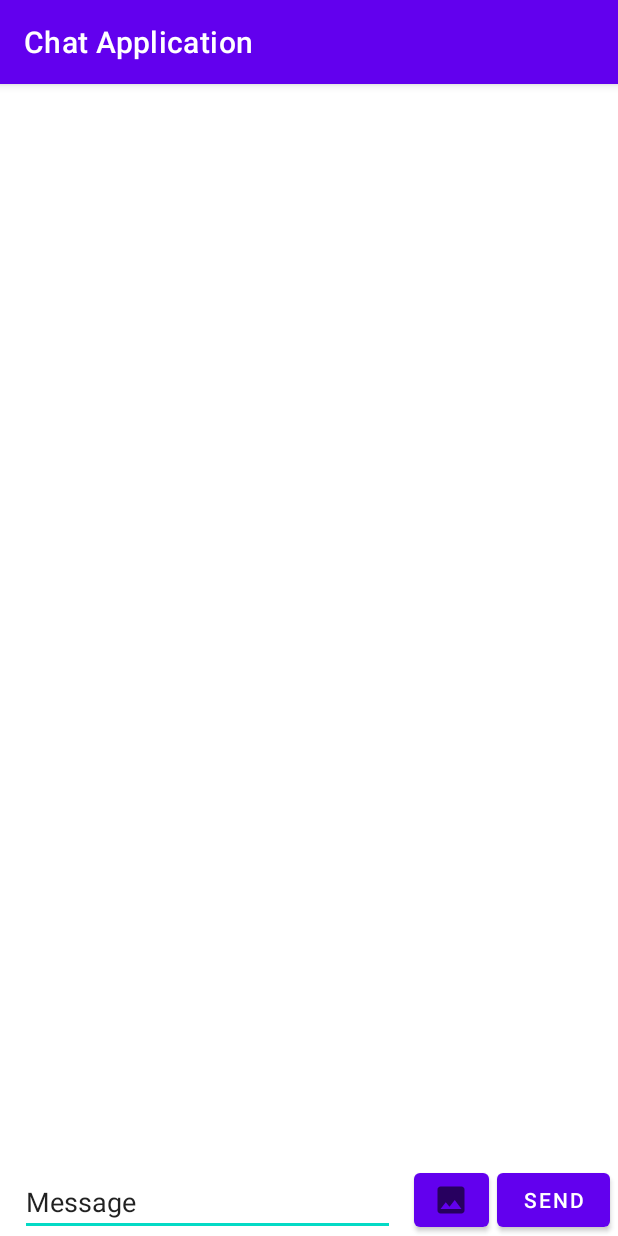
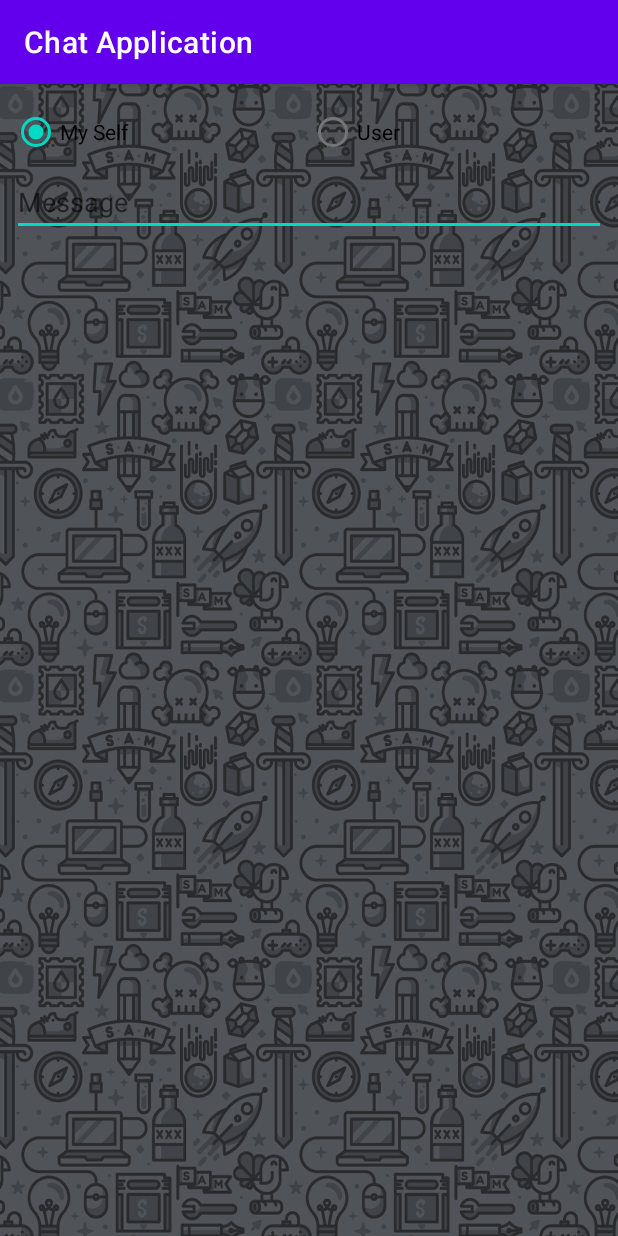
Before and after one commit to mobcom-group/homework3-android, an Android app: the screen it shows after launch (MainActivity), on a phone screen of 412 x 824 dp. Run offline under Robolectric (Android 15) with nearby library versions, the phone set to English and light mode, and no system bars; 7 statements that could not run were skipped.

Commit message:
chat adapter

```diff
--- a/app/build.gradle
+++ b/app/build.gradle
@@ -46,4 +46,5 @@ dependencies {
     testImplementation 'junit:junit:4.+'
     androidTestImplementation 'androidx.test.ext:junit:1.1.3'
     androidTestImplementation 'androidx.test.espresso:espresso-core:3.4.0'
+
 }
--- /dev/null
+++ b/app/src/main/java/com/lazudanizaidan/chatapplication/Chat.kt
@@ -0,0 +1,6 @@
+package com.lazudanizaidan.chatapplication
+
+data class Chat(
+    val message: String,
+    val dateTime: String
+)
--- a/app/src/main/java/com/lazudanizaidan/chatapplication/MainActivity.kt
+++ b/app/src/main/java/com/lazudanizaidan/chatapplication/MainActivity.kt
@@ -4,9 +4,14 @@ import android.content.ContentValues.TAG
 import androidx.appcompat.app.AppCompatActivity
 import android.os.Bundle
 import android.util.Log
+import android.view.inputmethod.EditorInfo
 import android.widget.Toast
+import androidx.recyclerview.widget.LinearLayoutManager
+import androidx.recyclerview.widget.RecyclerView
 import com.google.android.gms.tasks.OnCompleteListener
 import com.google.firebase.messaging.FirebaseMessaging
+import java.text.SimpleDateFormat
+import java.util.*
 
 class MainActivity : AppCompatActivity() {
     override fun onCreate(savedInstanceState: Bundle?) {
@@ -26,5 +31,44 @@ class MainActivity : AppCompatActivity() {
             Toast.makeText(baseContext, msg, Toast.LENGTH_SHORT).show()
         })
         setContentView(R.layout.activity_main)
+
+        var editText = R.id.editText
+        editText.setOnEditorActionListener { _, actionId, _ ->
+            if (actionId == EditorInfo.IME_ACTION_DONE) {
+                val idTypeChat = radio_group_activity_main.checkedRadioButtonId
+                val typeChat = if (idTypeChat == R.id.radio_button_my_self_activity_main) {
+                    AdapterChat.VIEW_TYPE_MY_SELF
+                } else {
+                    AdapterChat.VIEW_TYPE_USER
+                }
+                val message = editText.toString().trim()
+                if (message.isEmpty()) {
+                    Toast.makeText(this@MainActivity, "Message is empty", Toast.LENGTH_SHORT)
+                        .show()
+                } else {
+                    val dateTime = SimpleDateFormat("dd-MM-yyyy HH:mm", Locale.US)
+                        .format(Date())
+                    val chat = Chat(message = message, dateTime = dateTime)
+                    val listViewType = mutableListOf()
+                    val listChat = mutableListOf()
+                    val adapterChat = AdapterChat(listViewType = listViewType, listChat = listChat)
+                    listViewType.add(typeChat)
+                    listChat.add(chat)
+                    adapterChat.notifyDataSetChanged()
+                }
+            }
+            true
+        }
+        setupAdapterRecyclerView()
+    }
+
+    private fun setupAdapterRecyclerView() {
+        val listViewType = mutableListOf()
+        val listChat = mutableListOf()
+        val adapterChat = AdapterChat(listViewType = listViewType, listChat = listChat)
+        var recyclerView : RecyclerView
+        recyclerView = findViewById<RecyclerView>(R.id.recycler_view_chat_activity_main)
+        recyclerView.layoutManager = LinearLayoutManager(this)
+        recyclerView.adapter = adapterChat
     }
 }
--- a/app/src/main/res/layout/activity_main.xml
+++ b/app/src/main/res/layout/activity_main.xml
@@ -1,65 +1,50 @@
-<?xml version="1.0" encoding="utf-8"?>
-<androidx.constraintlayout.widget.ConstraintLayout xmlns:android="http://schemas.android.com/apk/res/android"
-    xmlns:app="http://schemas.android.com/apk/res-auto"
+<LinearLayout xmlns:android="http://schemas.android.com/apk/res/android"
     xmlns:tools="http://schemas.android.com/tools"
     android:layout_width="match_parent"
     android:layout_height="match_parent"
+    android:background="@drawable/img_background_2"
+    android:orientation="vertical"
+    android:paddingBottom="@dimen/vertical_margin_8dp"
+    android:paddingLeft="@dimen/horizontal_margin_8dp"
+    android:paddingRight="@dimen/horizontal_margin_8dp"
+    android:paddingTop="@dimen/vertical_margin_8dp"
     tools:context=".MainActivity">
 
-    <LinearLayout
+    <RadioGroup
+        android:layout_width="match_parent"
+        android:layout_height="wrap_content"
+        android:orientation="horizontal">
+
+        <RadioButton
+            android:id="@+id/radio_button_my_self_activity_main"
+            android:layout_width="match_parent"
+            android:layout_height="wrap_content"
+            android:layout_weight="1"
+            android:checked="true"
+            android:text="My Self" />
+
+        <RadioButton
+            android:id="@+id/radio_button_user_activity_main"
+            android:layout_width="match_parent"
+            android:layout_height="wrap_content"
+            android:layout_weight="1"
+            android:text="User" />
+
+    </RadioGroup>
+
+    <EditText
+        android:id="@+id/editText"
+        android:layout_width="match_parent"
+        android:layout_height="wrap_content"
+        android:hint="Message"
+        android:inputType="text"
+        android:maxLines="1"
+        android:singleLine="true" />
+
+    <androidx.recyclerview.widget.RecyclerView
+        android:id="@+id/recycler_view_chat_activity_main"
         android:layout_width="match_parent"
         android:layout_height="match_parent"
-        android:orientation="vertical"
-        app:layout_constraintBottom_toTopOf="@+id/editTextChat">
+        android:layout_marginTop="@dimen/vertical_margin_8dp" />
 
-        <ScrollView
-            android:layout_width="match_parent"
-            android:layout_height="match_parent">
-
-            <LinearLayout
-                android:layout_width="match_parent"
-                android:layout_height="match_parent"
-                android:orientation="vertical">
-
-                <androidx.recyclerview.widget.RecyclerView
-                    android:layout_width="match_parent"
-                    android:layout_height="wrap_content" />
-
-            </LinearLayout>
-        </ScrollView>
-
-    </LinearLayout>
-
-    <EditText
-        android:id="@+id/editTextChat"
-        android:layout_width="250dp"
-        android:layout_height="wrap_content"
-        android:ems="10"
-        android:inputType="textPersonName"
-        android:text="Message"
-        app:layout_constraintBottom_toBottomOf="parent"
-        app:layout_constraintLeft_toLeftOf="parent"
-        app:layout_constraintRight_toLeftOf="@+id/button_image" />
-
-    <Button
-        android:id="@+id/button_send"
-        android:layout_width="75dp"
-        android:layout_height="wrap_content"
-        android:layout_marginRight="5dp"
-        android:text="Send"
-        android:textSize="14sp"
-        app:layout_constraintBottom_toBottomOf="parent"
-        app:layout_constraintRight_toRightOf="parent" />
-
-    <Button
-        android:id="@+id/button_image"
-        android:layout_width="50dp"
-        android:layout_height="wrap_content"
-        android:layout_marginRight="5dp"
-        android:foreground="@drawable/ic_baseline_image_24"
-        android:foregroundGravity="center"
-        app:layout_constraintBottom_toBottomOf="parent"
-        app:layout_constraintRight_toLeftOf="@+id/button_send"
-        tools:ignore="SpeakableTextPresentCheck" />
-
-</androidx.constraintlayout.widget.ConstraintLayout>
+</LinearLayout>
--- a/app/src/main/res/values/colors.xml
+++ b/app/src/main/res/values/colors.xml
@@ -8,4 +8,5 @@
     <color name="black">#FF000000</color>
     <color name="white">#FFFFFFFF</color>
     <color name="colorAccent">#FFBB86FC</color>
+    <color name="colorBlack">#FF000000</color>
 </resources>
--- /dev/null
+++ b/app/src/main/res/values/dimens.xml
@@ -0,0 +1,5 @@
+<?xml version="1.0" encoding="utf-8"?>
+<resources>
+    <dimen name="vertical_margin_8dp">8dp</dimen>
+    <dimen name="horizontal_margin_8dp">8dp</dimen>
+</resources>
--- a/build.gradle
+++ b/build.gradle
@@ -6,7 +6,7 @@ buildscript {
         mavenCentral()
     }
     dependencies {
-        classpath "com.android.tools.build:gradle:4.2.2"
+        classpath 'com.android.tools.build:gradle:7.0.2'
         classpath "org.jetbrains.kotlin:kotlin-gradle-plugin:$kotlin_version"
         classpath 'com.google.gms:google-services:4.3.10'
 
```
Also changed, not shown: app/src/main/java/com/lazudanizaidan/chatapplication/AdapterChat.kt (added, +69 -0 lines), app/src/main/res/drawable/background_chat_my_self.xml (added, +17 -0 lines), app/src/main/res/drawable/background_chat_user.xml (added, +17 -0 lines), app/src/main/res/drawable/ic_account_circle_black_24dp.xml (added, +10 -0 lines), app/src/main/res/layout/item_layout_chat_my_self.xml (added, +39 -0 lines), app/src/main/res/layout/item_layout_chat_user.xml (added, +45 -0 lines), app/src/main/res/drawable/img_background_2.png (added), gradle/wrapper/gradle-wrapper.properties.
